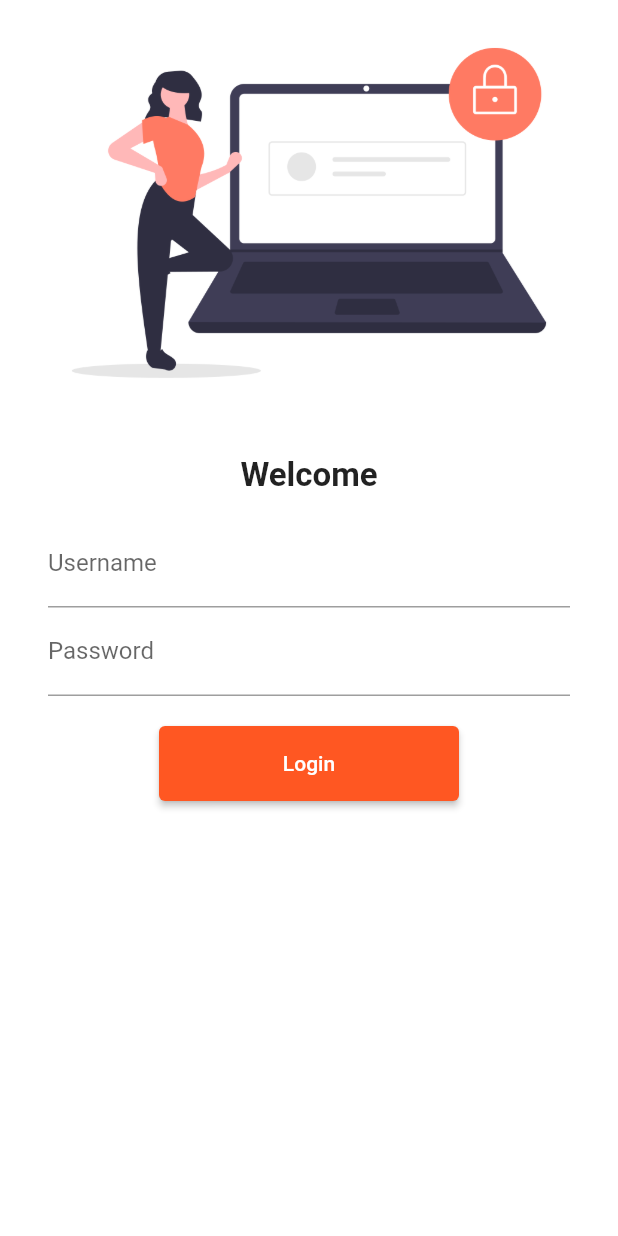
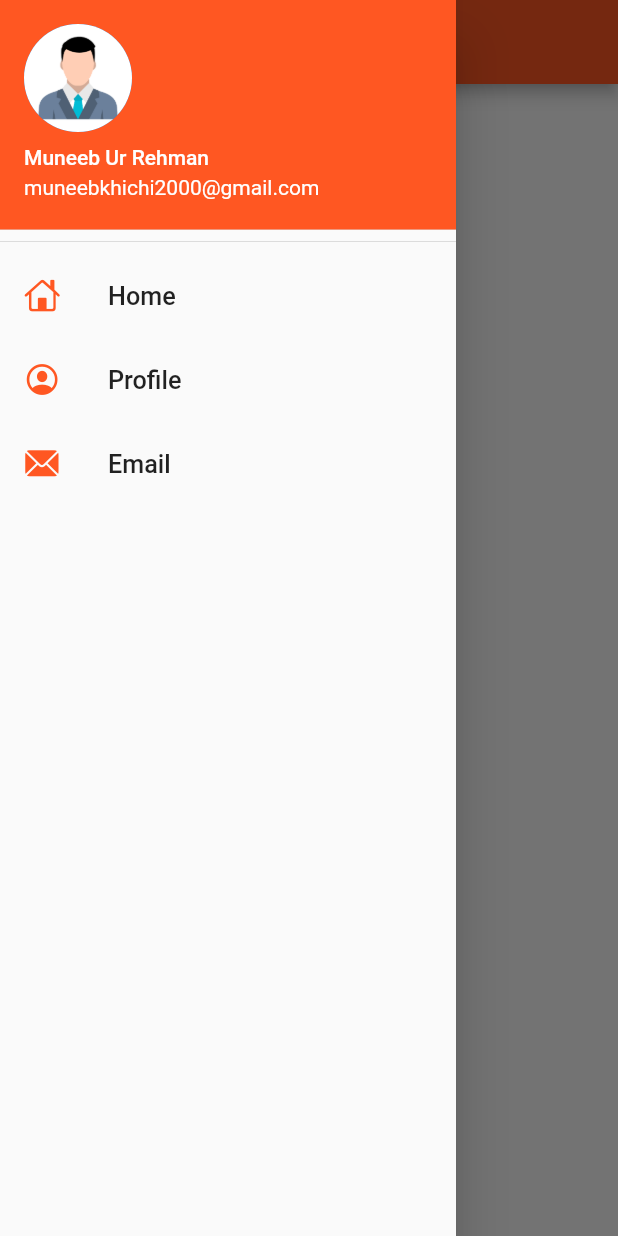
Before and after one commit to MuneebUrRehman1/Flutter-Tutorial, a Flutter app: the screen it shows after launch, with the side drawer open (before the commit the screen has no drawer), on a phone screen of 412 x 824 dp. Run offline on Flutter 3.47's test engine with Material 2 defaults, Android fonts, the phone set to English and light mode, and no system bars; our stand-ins replace google_fonts.

Commit message:
Day 6 (Making of Drawer)

```diff
--- a/lib/main.dart
+++ b/lib/main.dart
@@ -19,13 +19,13 @@ class MyApp extends StatelessWidget {
         primarySwatch: Colors.green,
        fontFamily: GoogleFonts.lato().fontFamily,
       ),
-      //debugShowCheckedModeBanner: false,
+      debugShowCheckedModeBanner: false,
       themeMode: ThemeMode.dark,
       darkTheme: ThemeData(brightness: Brightness.light),
        // initialRoute: "/home",
 
         routes: {
-        "/": (context) => LoginPage() ,
+        "/": (context) => HomePage() ,
           MyRoutes.homeRoute: (context) => HomePage(),
           MyRoutes.loginRoute: (context) => LoginPage(),
         },
--- a/lib/pages/home_page.dart
+++ b/lib/pages/home_page.dart
@@ -1,4 +1,5 @@
 import 'package:flutter/material.dart';
+import 'package:flutter_app/widgets/Drawer.dart';
 
 class HomePage extends StatelessWidget{
   @override
@@ -14,7 +15,7 @@ class HomePage extends StatelessWidget{
          child: Text("Welcome"),
        ),
      ),
-    drawer: Drawer(),
+    drawer: MyDrawer(),
   );
 
   }
--- /dev/null
+++ b/lib/widgets/Drawer.dart
@@ -0,0 +1,46 @@
+import 'package:flutter/cupertino.dart';
+import 'package:flutter/material.dart';
+
+class MyDrawer extends StatelessWidget
+{
+  @override
+  Widget build(BuildContext context) {
+    // TODO: implement build
+    return Drawer(
+      child: ListView(
+        children: [
+          DrawerHeader(
+              padding: EdgeInsets.zero,
+              child: UserAccountsDrawerHeader(
+                decoration: BoxDecoration(
+                  color: Colors.deepOrange
+                ),
+                accountName: Text("Muneeb Ur Rehman"),
+                accountEmail: Text("muneebkhichi2000@gmail.com"),
+                currentAccountPicture:CircleAvatar(
+                backgroundImage: AssetImage("assets/images/profile.png"),
+              ),
+              ),
+
+          ),
+          ListTile(
+            leading: Icon(CupertinoIcons.home, color: Colors.deepOrange,),
+            title: Text("Home",
+            textScaleFactor: 1.2,),
+          ),
+          ListTile(
+            leading: Icon(CupertinoIcons.profile_circled, color: Colors.deepOrange,),
+            title: Text("Profile",
+              textScaleFactor: 1.2,),
+          ),
+          ListTile(
+            leading: Icon(CupertinoIcons.mail_solid, color: Colors.deepOrange,),
+            title: Text("Email",
+              textScaleFactor: 1.2,),
+          ),
+        ],
+      ) ,
+    );
+  }
+
+}
```
Also changed, not shown: lib/pages/login_page.dart (+97 -14 lines), assets/images/profile.png (added), assets/images/welcome.png (added).
